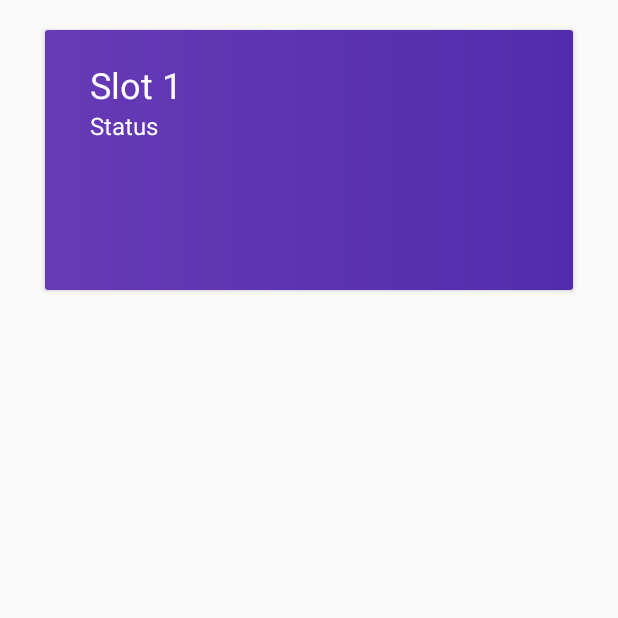
After one commit to shikharprakash008/parkingApp, an Android app: the Booking screen opened directly, with no data from a screen before it, on a phone screen of 412 x 824 dp, the top half of it. The commit adds this screen. Run offline under Robolectric (Android 15) with nearby library versions, the phone set to English and light mode, and no system bars.

Commit message:
changes commit

```diff
--- a/app/src/main/AndroidManifest.xml
+++ b/app/src/main/AndroidManifest.xml
@@ -12,6 +12,7 @@
         android:roundIcon="@mipmap/ic_launcher_round"
         android:supportsRtl="true"
         android:theme="@style/AppTheme">
+        <activity android:name=".Booking"></activity>
         <activity android:name=".splashActivity">
             <intent-filter>
                 <action android:name="android.intent.action.MAIN" />
@@ -21,7 +22,7 @@
         </activity>
         <activity android:name=".registrationPage" />
         <activity android:name=".loginPage" />
-        <activity android:name=".MainActivity"/>
+        <activity android:name=".MainActivity" />
     </application>
 
 </manifest>
--- /dev/null
+++ b/app/src/main/java/com/example/myapplication/Booking.java
@@ -0,0 +1,14 @@
+package com.example.myapplication;
+
+import androidx.appcompat.app.AppCompatActivity;
+
+import android.os.Bundle;
+
+public class Booking extends AppCompatActivity {
+
+    @Override
+    protected void onCreate(Bundle savedInstanceState) {
+        super.onCreate(savedInstanceState);
+        setContentView(R.layout.activity_booking);
+    }
+}
--- /dev/null
+++ b/app/src/main/res/drawable/card.xml
@@ -0,0 +1,10 @@
+<?xml version="1.0" encoding="utf-8"?>
+<shape xmlns:android="http://schemas.android.com/apk/res/android">
+    <gradient
+        android:startColor="#673AB7"
+        android:endColor="#512DAB"
+          >
+
+    </gradient>
+
+</shape>
--- /dev/null
+++ b/app/src/main/res/layout/activity_booking.xml
@@ -0,0 +1,66 @@
+<?xml version="1.0" encoding="utf-8"?>
+<RelativeLayout xmlns:android="http://schemas.android.com/apk/res/android"
+    xmlns:app="http://schemas.android.com/apk/res-auto"
+    xmlns:tools="http://schemas.android.com/tools"
+    android:layout_width="match_parent"
+    android:layout_height="match_parent"
+    tools:context=".Booking">
+
+
+
+
+
+        <androidx.cardview.widget.CardView
+            android:layout_width="match_parent"
+            android:layout_height="173dp"
+            android:layout_marginLeft="30dp"
+            android:layout_marginTop="20dp"
+            android:layout_marginRight="30dp">
+
+
+            <LinearLayout
+                android:orientation="vertical"
+                android:background="@drawable/card"
+                android:layout_width="match_parent"
+                android:layout_height="match_parent">
+                <LinearLayout
+                    android:orientation="horizontal"
+                    android:layout_width="match_parent"
+                    android:layout_marginLeft="30dp"
+                    android:layout_marginTop="20dp"
+                    android:layout_marginRight="30dp"
+                    android:layout_height="wrap_content">
+                    <LinearLayout
+                        android:orientation="vertical"
+                        android:layout_width="wrap_content"
+                        android:layout_height="wrap_content"
+                   >
+
+                        <TextView
+                            android:layout_width="match_parent"
+                            android:layout_height="match_parent"
+                            android:text="Slot 1"
+                            android:textColor="#ffff"
+                            android:textSize="24dp" />
+                        <TextView
+                            android:layout_width="match_parent"
+                            android:layout_height="match_parent"
+                            android:text="Status"
+                            android:textColor="#ffff"
+                            android:textSize="16dp" />
+                    </LinearLayout>
+                    <RelativeLayout
+                        android:layout_width="match_parent"
+                        android:layout_height="match_parent">
+
+                    </RelativeLayout>
+
+                </LinearLayout>
+
+            </LinearLayout>
+
+        </androidx.cardview.widget.CardView>
+
+
+
+</RelativeLayout>
--- a/app/src/main/res/layout/activity_registration_page.xml
+++ b/app/src/main/res/layout/activity_registration_page.xml
@@ -101,9 +101,10 @@
             android:text="Already Registered!! Sign In"
             android:onClick="login"
             android:textSize="18sp"
-            android:textColor="#000000"
+            android:textColor="@color/backgroud"
             android:layout_marginTop="15dp"
             android:textAlignment="center"
+
             android:fontFamily="monospace"/>
 
     </LinearLayout>
```
Also changed, not shown: app/build.gradle (+5 -3 lines), app/src/main/java/com/example/myapplication/loginPage.java (+129 -0 lines), app/src/main/res/layout/activity_login_page.xml (+10 -0 lines), app/src/main/res/mipmap-hdpi/parking.png (added).
